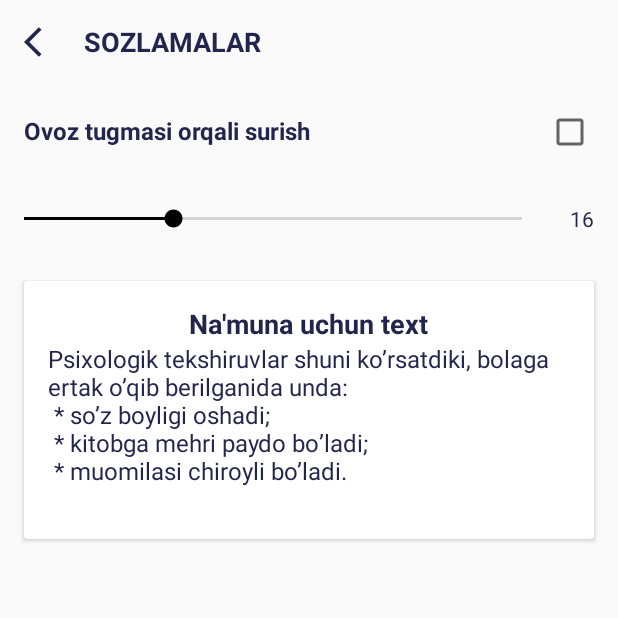
After one commit to Mahmudxon/Fairytale, an Android app: the SettingsFragment screen opened through its navigation route, on a phone screen of 412 x 824 dp, the top half of it. The commit adds this screen. Run offline under Robolectric (Android 15) with nearby library versions, the phone set to English and light mode, and no system bars; our stand-ins replace Room's generated code, data binding; 1 statement that could not run was skipped.

Commit message:
Initial commit

```diff
--- a/app/src/main/java/uz/mahmudxon/fairy/ui/base/BaseFragment.kt
+++ b/app/src/main/java/uz/mahmudxon/fairy/ui/base/BaseFragment.kt
@@ -1,8 +1,6 @@
 package uz.mahmudxon.fairy.ui.base
 
 import android.content.Context
-import android.content.res.Configuration
-import android.os.Build
 import android.os.Bundle
 import android.view.KeyEvent
 import android.view.LayoutInflater
@@ -19,8 +17,10 @@ import androidx.navigation.fragment.findNavController
 abstract class BaseFragment(@LayoutRes private val layout: Int) : Fragment(), View.OnKeyListener {
 
     private var isUseBackPress = true
+    private var isUseKeyUpPress = true
+    private var isUseKeyDownPress = true
 
-   protected lateinit var dataBinding: ViewDataBinding
+    protected lateinit var dataBinding: ViewDataBinding
 
     override fun onCreateView(
         inflater: LayoutInflater,
@@ -35,7 +35,7 @@ abstract class BaseFragment(@LayoutRes private val layout: Int) : Fragment(), Vi
         super.onViewCreated(view, savedInstanceState)
         view.isFocusableInTouchMode = true
         view.requestFocus()
-        view.setOnKeyListener (this)
+        view.setOnKeyListener(this)
         onCreate(view)
     }
 
@@ -51,7 +51,6 @@ abstract class BaseFragment(@LayoutRes private val layout: Int) : Fragment(), Vi
     }
 
 
-
     fun hideKeyBoard() {
         val view = activity?.currentFocus ?: View(activity)
         val imm = activity?.getSystemService(Context.INPUT_METHOD_SERVICE) as InputMethodManager
@@ -65,10 +64,34 @@ abstract class BaseFragment(@LayoutRes private val layout: Int) : Fragment(), Vi
     }
 
     override fun onKey(p0: View?, keyCode: Int, e: KeyEvent?): Boolean {
-        return if (keyCode == KeyEvent.KEYCODE_BACK && e?.action == KeyEvent.ACTION_DOWN) {
+
+        // back press
+        if (keyCode == KeyEvent.KEYCODE_BACK && e?.action == KeyEvent.ACTION_DOWN) {
             isUseBackPress = true
             onBackPressed()
-            isUseBackPress
-        } else false
+            return isUseBackPress
+        }
+
+        if (keyCode == KeyEvent.KEYCODE_VOLUME_UP && e?.action == KeyEvent.ACTION_DOWN) {
+            isUseKeyUpPress = true
+            onKeyUpPress()
+            return isUseKeyUpPress
+        }
+
+        if (keyCode == KeyEvent.KEYCODE_VOLUME_DOWN && e?.action == KeyEvent.ACTION_DOWN) {
+            isUseKeyDownPress = true
+            onKeyDownPress()
+            return isUseKeyDownPress
+        }
+
+        return false
+    }
+
+    open fun onKeyUpPress() {
+        isUseKeyUpPress = false
+    }
+
+    open fun onKeyDownPress() {
+        isUseKeyDownPress = false
     }
 }
--- a/app/src/main/java/uz/mahmudxon/fairy/ui/main/MainFragment.kt
+++ b/app/src/main/java/uz/mahmudxon/fairy/ui/main/MainFragment.kt
@@ -15,6 +15,7 @@ import uz.mahmudxon.fairy.list.Adapter
 import uz.mahmudxon.fairy.list.IAdapterCallBack
 import uz.mahmudxon.fairy.model.Fairytale
 import uz.mahmudxon.fairy.ui.base.BaseFragment
+import uz.mahmudxon.fairy.util.Prefs
 
 class MainFragment : BaseFragment(R.layout.fragment_main), IAdapterCallBack, View.OnClickListener,
     Toolbar.OnMenuItemClickListener {
@@ -23,6 +24,9 @@ class MainFragment : BaseFragment(R.layout.fragment_main), IAdapterCallBack, Vie
     lateinit var binding: FragmentMainBinding
     private val adapter: Adapter by inject()
     private val navController: NavController by lazy { findNavController() }
+    private val prefs: Prefs by inject()
+    private val useVolumeButtons: Boolean
+        get() = prefs.get(prefs.useVolumeKeys, false)
 
     override fun onCreate(view: View) {
         binding = dataBinding as FragmentMainBinding
@@ -41,6 +45,7 @@ class MainFragment : BaseFragment(R.layout.fragment_main), IAdapterCallBack, Vie
     override fun onClick(p0: View?) {
         when (p0?.id) {
             R.id.search -> openSearchFragment()
+            R.id.settings -> navController.navigate(R.id.action_mainFragment_to_settingsFragment)
         }
     }
 
@@ -57,4 +62,20 @@ class MainFragment : BaseFragment(R.layout.fragment_main), IAdapterCallBack, Vie
             else -> false
         }
     }
+
+    override fun onKeyUpPress() {
+        if (useVolumeButtons) {
+            binding.list.smoothScrollBy(-400, -400)
+            return
+        }
+        super.onKeyUpPress()
+    }
+
+    override fun onKeyDownPress() {
+        if (useVolumeButtons) {
+            binding.list.smoothScrollBy(400, 400)
+            return
+        }
+        super.onKeyDownPress()
+    }
 }
--- /dev/null
+++ b/app/src/main/java/uz/mahmudxon/fairy/ui/settings/SettingsFragment.kt
@@ -0,0 +1,59 @@
+package uz.mahmudxon.fairy.ui.settings
+
+import android.view.View
+import android.widget.CompoundButton
+import android.widget.SeekBar
+import org.koin.android.ext.android.inject
+import uz.mahmudxon.fairy.R
+import uz.mahmudxon.fairy.databinding.FragmentSettingsBinding
+import uz.mahmudxon.fairy.ui.base.BaseFragment
+import uz.mahmudxon.fairy.util.FontSizeManager
+import uz.mahmudxon.fairy.util.Prefs
+
+class SettingsFragment : BaseFragment(R.layout.fragment_settings), View.OnClickListener,
+    CompoundButton.OnCheckedChangeListener, SeekBar.OnSeekBarChangeListener {
+
+    private val binding: FragmentSettingsBinding by lazy { dataBinding as FragmentSettingsBinding }
+    private val fontSizeManager: FontSizeManager by inject()
+    private val prefs: Prefs by inject()
+
+    override fun onCreate(view: View) {
+        binding.onClick = this
+        binding.checkbox.isChecked = prefs.get(prefs.useVolumeKeys, false)
+        binding.checkbox.setOnCheckedChangeListener(this)
+        binding.seekBar.max = fontSizeManager.maxSize - fontSizeManager.minSize
+        binding.seekBar.progress = fontSizeManager.currentSize - fontSizeManager.minSize
+        setTextSize()
+        binding.seekBar.setOnSeekBarChangeListener(this)
+    }
+
+    override fun onClick(p0: View?) {
+        when (p0?.id) {
+            R.id.back -> finish()
+            R.id.volume_keys -> binding.checkbox.isChecked = !binding.checkbox.isChecked
+        }
+    }
+
+    override fun onCheckedChanged(p0: CompoundButton?, p1: Boolean) {
+        prefs.save(prefs.useVolumeKeys, p1)
+    }
+
+    private fun setTextSize() {
+        binding.fontSizeWatcher.text = "${fontSizeManager.currentSize}"
+        binding.fontSize = fontSizeManager.currentSize
+        binding.largeFontSize = fontSizeManager.largeTextSize
+    }
+
+    override fun onProgressChanged(p0: SeekBar?, p1: Int, p2: Boolean) {
+        fontSizeManager.currentSize = p1 + fontSizeManager.minSize
+        setTextSize()
+    }
+
+    override fun onStartTrackingTouch(p0: SeekBar?) {
+
+    }
+
+    override fun onStopTrackingTouch(p0: SeekBar?) {
+
+    }
+}
--- a/app/src/main/java/uz/mahmudxon/fairy/ui/story/StoryFragment.kt
+++ b/app/src/main/java/uz/mahmudxon/fairy/ui/story/StoryFragment.kt
@@ -1,6 +1,7 @@
 package uz.mahmudxon.fairy.ui.story
 
 import android.view.View
+import android.widget.ScrollView
 import org.koin.android.ext.android.inject
 import org.koin.androidx.viewmodel.ext.android.viewModel
 import uz.mahmudxon.fairy.R
@@ -8,6 +9,7 @@ import uz.mahmudxon.fairy.databinding.FragmentStoryBinding
 import uz.mahmudxon.fairy.model.Fairytale
 import uz.mahmudxon.fairy.ui.base.BaseFragment
 import uz.mahmudxon.fairy.util.FontSizeManager
+import uz.mahmudxon.fairy.util.Prefs
 import uz.mahmudxon.fairy.util.bindImage
 import uz.mahmudxon.fairy.util.visibility
 
@@ -17,6 +19,9 @@ class StoryFragment : BaseFragment(R.layout.fragment_story), View.OnClickListene
     private var storyID = 0
     private val vm: StoryViewModel by viewModel()
     private val fontSizeManager: FontSizeManager by inject()
+    private val prefs: Prefs by inject()
+    private val useVolumeButtons: Boolean
+        get() = prefs.get(prefs.useVolumeKeys, false)
 
     override fun onCreate(view: View) {
         binding.onClick = this
@@ -72,4 +77,20 @@ class StoryFragment : BaseFragment(R.layout.fragment_story), View.OnClickListene
             R.id.prev -> vm.getStories(--storyID)
         }
     }
+
+    override fun onKeyUpPress() {
+        if (useVolumeButtons) {
+            binding.scrollView.arrowScroll(ScrollView.FOCUS_UP)
+            return
+        }
+        super.onKeyUpPress()
+    }
+
+    override fun onKeyDownPress() {
+        if (useVolumeButtons) {
+            binding.scrollView.arrowScroll(ScrollView.FOCUS_DOWN)
+            return
+        }
+        super.onKeyDownPress()
+    }
 }
--- a/app/src/main/java/uz/mahmudxon/fairy/util/FontSizeManager.kt
+++ b/app/src/main/java/uz/mahmudxon/fairy/util/FontSizeManager.kt
@@ -3,12 +3,15 @@ package uz.mahmudxon.fairy.util
 class FontSizeManager(private val prefs: Prefs) {
     private val key = "fontSize"
     val default = 16
+    val minSize = 10
+    val maxSize = 30
+
     var currentSize: Int
         get() {
             return prefs.get(key, default)
         }
         set(value) {
-            prefs.save(key, default)
+            prefs.save(key, value)
         }
     val largeTextSize: Int
         get() {
--- a/app/src/main/java/uz/mahmudxon/fairy/util/Prefs.kt
+++ b/app/src/main/java/uz/mahmudxon/fairy/util/Prefs.kt
@@ -4,6 +4,9 @@ import android.content.Context
 import android.content.SharedPreferences
 
 class Prefs(private val context: Context) {
+    val useVolumeKeys = "Use Volume keys" // Bu yerda yozilishi xato, aslida barcha
+    // ashqal dashqali bilan ishlaydigan manager ichida bo'lgani yaxshi
+
     private val sharedPreferences: SharedPreferences by lazy {
         context.getSharedPreferences(
             "this is a shared prefs",
@@ -24,4 +27,10 @@ class Prefs(private val context: Context) {
 
     fun get(key: String, default: String) = sharedPreferences.getString(key, default)
 
+    fun save(key: String, value: Boolean) {
+        sharedPreferences.edit().putBoolean(key, value).apply()
+    }
+
+    fun get(key: String, default: Boolean) = sharedPreferences.getBoolean(key, default)
+
 }
--- /dev/null
+++ b/app/src/main/res/layout/fragment_settings.xml
@@ -0,0 +1,137 @@
+<?xml version="1.0" encoding="utf-8"?>
+<layout xmlns:android="http://schemas.android.com/apk/res/android"
+    xmlns:app="http://schemas.android.com/apk/res-auto"
+    xmlns:tools="http://schemas.android.com/tools">
+
+    <data>
+
+        <variable
+            name="onClick"
+            type="android.view.View.OnClickListener" />
+
+        <variable
+            name="fontSize"
+            type="Integer" />
+
+        <variable
+            name="largeFontSize"
+            type="Integer" />
+    </data>
+
+    <LinearLayout
+        android:layout_width="match_parent"
+        android:layout_height="match_parent"
+        android:orientation="vertical">
+
+        <androidx.appcompat.widget.LinearLayoutCompat
+            android:id="@+id/action_bar"
+            android:layout_width="match_parent"
+            android:layout_height="?actionBarSize"
+            android:gravity="center"
+            android:orientation="horizontal">
+
+
+            <ImageView
+                android:id="@+id/back"
+                android:layout_width="wrap_content"
+                android:layout_height="match_parent"
+                android:padding="16dp"
+                android:src="@drawable/ic_baseline_arrow_back_ios_24"
+                app:onClick="@{onClick}" />
+
+
+            <TextView
+                android:layout_width="0dp"
+                android:layout_height="wrap_content"
+                android:layout_weight="1"
+                android:maxLines="1"
+                android:singleLine="true"
+                android:text="@string/settings"
+                android:textAllCaps="true"
+                android:textSize="18sp"
+                android:textStyle="bold" />
+
+        </androidx.appcompat.widget.LinearLayoutCompat>
+
+        <LinearLayout
+            android:id="@+id/volume_keys"
+            android:layout_width="match_parent"
+            android:layout_height="wrap_content"
+            android:background="?android:attr/selectableItemBackground"
+            android:orientation="horizontal"
+            app:onClick="@{onClick}">
+
+
+            <TextView
+                android:layout_width="0dp"
+                android:layout_height="wrap_content"
+                android:layout_margin="16dp"
+                android:layout_weight="1"
+                android:text="@string/use_volume_keys"
+                android:textSize="16sp"
+                android:textStyle="bold" />
+
+            <CheckBox
+                android:id="@+id/checkbox"
+                android:layout_width="wrap_content"
+                android:layout_height="wrap_content"
+                android:layout_margin="16dp"
+                android:clickable="false"
+                android:focusable="false"
+                />
+
+        </LinearLayout>
+
+        <LinearLayout
+            android:layout_width="match_parent"
+            android:layout_height="wrap_content"
+            android:gravity="center_vertical"
+            android:orientation="horizontal">
+
+            <SeekBar
+                android:id="@+id/seekBar"
+                android:layout_width="0dp"
+                android:layout_height="wrap_content"
+                android:layout_weight="1" />
+
+            <TextView
+                android:id="@+id/fontSizeWatcher"
+                android:layout_width="wrap_content"
+                android:layout_height="wrap_content"
+                android:layout_margin="16dp"
+                android:textSize="14sp"
+                tools:text="16" />
+
+        </LinearLayout>
+
+        <androidx.cardview.widget.CardView
+            android:layout_width="match_parent"
+            android:layout_height="wrap_content"
+            android:layout_margin="16dp">
+
+            <LinearLayout
+                android:padding="16dp"
+                android:layout_width="match_parent"
+                android:layout_height="match_parent"
+                android:gravity="center"
+                android:orientation="vertical">
+
+                <TextView
+                    android:layout_width="wrap_content"
+                    android:layout_height="wrap_content"
+                    android:text="@string/example_title"
+                    android:textStyle="bold"
+                    app:fontSize="@{largeFontSize}" />
+
+                <TextView
+                    android:layout_width="wrap_content"
+                    android:layout_height="wrap_content"
+                    android:text="@string/sample"
+                    app:fontSize="@{fontSize}" />
+
+            </LinearLayout>
+
+        </androidx.cardview.widget.CardView>
+
+    </LinearLayout>
+</layout>
--- a/app/src/main/res/navigation/main.xml
+++ b/app/src/main/res/navigation/main.xml
@@ -24,12 +24,29 @@
             app:exitAnim="@anim/fragment_close_enter"
             app:popEnterAnim="@android:anim/slide_in_left"
             app:popExitAnim="@android:anim/slide_out_right" />
+        <action
+            android:id="@+id/action_mainFragment_to_settingsFragment"
+            app:destination="@id/settingsFragment"
+            app:enterAnim="@android:anim/fade_in"
+            app:exitAnim="@android:anim/fade_out"
+            app:popEnterAnim="@android:anim/slide_in_left"
+            app:popExitAnim="@android:anim/slide_out_right"
+            />
     </fragment>
     <fragment
         android:id="@+id/storyFragment"
         android:name="uz.mahmudxon.fairy.ui.story.StoryFragment"
         android:label="StoryFragment"
-        tools:layout="@layout/fragment_story" />
+        tools:layout="@layout/fragment_story" >
+        <action
+            android:id="@+id/action_storyFragment_to_settingsFragment"
+            app:destination="@id/settingsFragment"
+            app:enterAnim="@android:anim/fade_in"
+            app:exitAnim="@android:anim/fade_out"
+            app:popEnterAnim="@android:anim/slide_in_left"
+            app:popExitAnim="@android:anim/slide_out_right"
+            />
+    </fragment>
     <fragment
         android:id="@+id/searchFragment"
         android:name="uz.mahmudxon.fairy.ui.search.SearchFragment"
@@ -44,4 +61,9 @@
             app:popExitAnim="@android:anim/slide_out_right"
             app:popUpTo="@id/mainFragment" />
     </fragment>
+    <fragment
+        android:id="@+id/settingsFragment"
+        android:name="uz.mahmudxon.fairy.ui.settings.SettingsFragment"
+        android:label="SettingsFragment"
+        tools:layout="@layout/fragment_settings"/>
 </navigation>
--- a/app/src/main/res/values/strings.xml
+++ b/app/src/main/res/values/strings.xml
@@ -7,4 +7,7 @@
     * kitobga mehri paydo bo\’ladi;\n
     * muomilasi chiroyli bo\’ladi.\n
 </string>
+    <string name="use_volume_keys">Ovoz tugmasi orqali surish</string>
+    <string name="example_title">Na\'muna uchun text</string>
+    <string name="settings">Sozlamalar</string>
 </resources>
```
